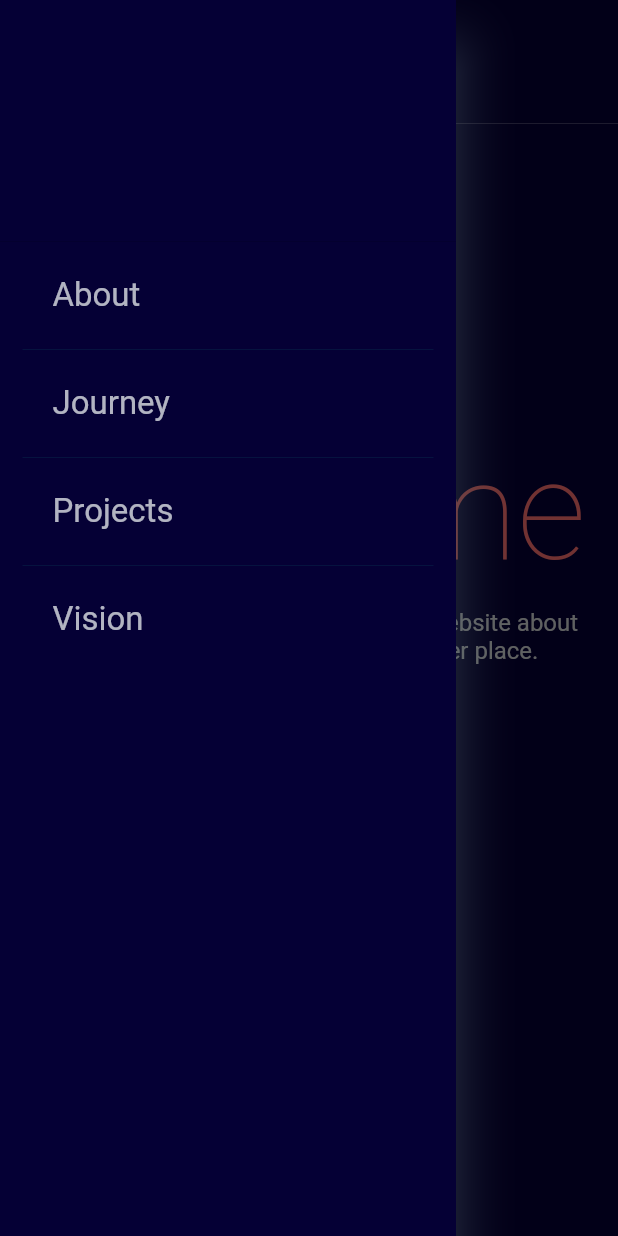
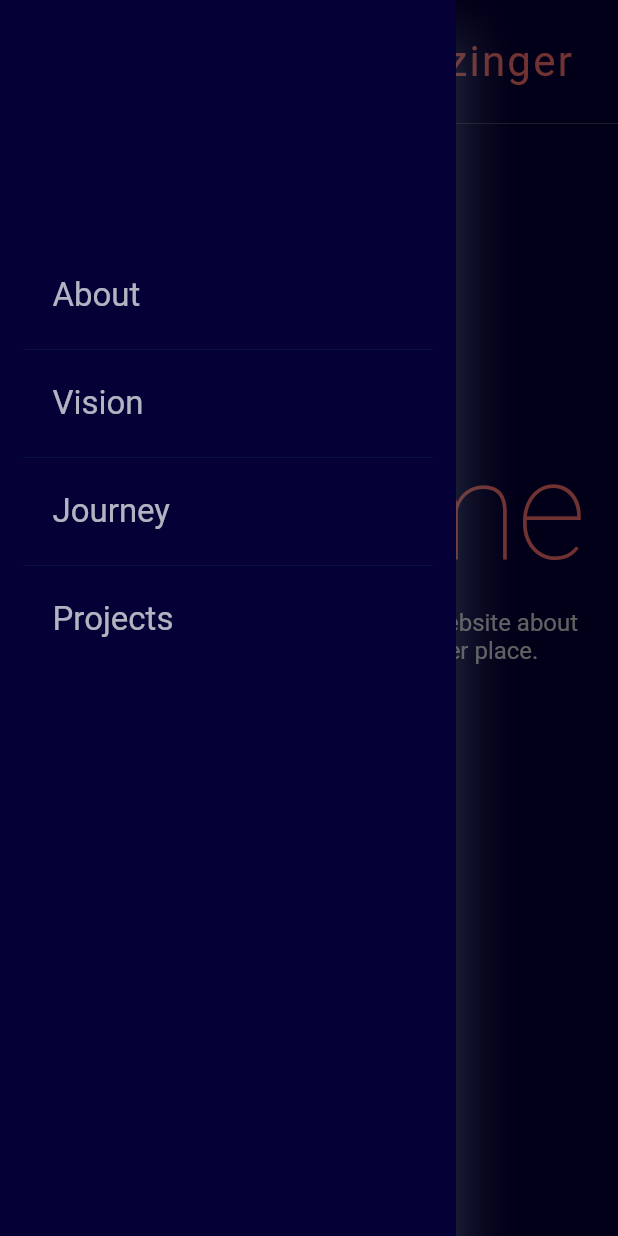
Before and after one commit to youngunand/portfolio-website, a Flutter app: the screen it shows after launch, after a tap on the "menu" icon, on a phone screen of 412 x 824 dp. Run offline on Flutter 3.47's test engine with Material 2 defaults, Android fonts, the phone set to English and light mode, and no system bars; drawn by our look-alikes of auto_size_text; our stand-ins replace timeline_tile.

```diff
--- a/lib/main.dart
+++ b/lib/main.dart
@@ -37,7 +37,8 @@ class MyApp extends StatelessWidget {
                 color: Color.fromRGBO(236, 240, 241, 0.9),
                 height: 1.6),
             bodyText2:
-                TextStyle(fontSize: 18, color: Color(0xfff76c6c), height: 1.6)),
+                TextStyle(fontSize: 18, color: Color(0xfff76c6c), height: 1.6),
+            overline: TextStyle(fontSize: 28, color: Color(0xfff76c6c))),
       ),
       home: HomeScreen(),
     );
--- a/lib/widgets/Appbar/mobile_app_bar.dart
+++ b/lib/widgets/Appbar/mobile_app_bar.dart
@@ -1,3 +1,4 @@
+import 'package:auto_size_text/auto_size_text.dart';
 import 'package:flutter/material.dart';
 import 'package:web_site_test/services/my_service.dart';
 
@@ -14,6 +15,10 @@ class MobileAppBar extends StatelessWidget {
       decoration: BoxDecoration(
           color: Theme.of(context).cardColor),
       padding: EdgeInsets.symmetric(horizontal: 20),
+      child: Stack(
+        children: [
+          Align(
+            alignment: Alignment.centerLeft,
             child: Row(
               children: [
                 IconButton(
@@ -22,13 +27,20 @@ class MobileAppBar extends StatelessWidget {
                   },
                   icon: Icon(Icons.menu),
                   color: Theme.of(context).focusColor,
-            iconSize: 29,
+                  iconSize: 35,
                 ),
                 SizedBox(
                   width: 15,
                 ),
               ],
             ),
+          ),
+           Align(alignment: Alignment.centerRight,
+          child: Container(
+            padding: EdgeInsets.symmetric(horizontal: 10),
+            child: AutoSizeText('Andreas Herzinger', style: Theme.of(context).textTheme.overline,)),),
+        ],
+      ),
     );
   }
 }
--- a/lib/widgets/Appbar/mobile_drawer.dart
+++ b/lib/widgets/Appbar/mobile_drawer.dart
@@ -15,11 +15,11 @@ class MobileDrawer extends StatelessWidget {
             DrawerHeader(child: Text('')),
             ListTile(title: Text('About', style: Theme.of(context).textTheme.headline2,),contentPadding: EdgeInsets.symmetric(horizontal: 35),),
             Divider(indent: 15, endIndent: 15, color: Theme.of(context).hoverColor,),
+            ListTile(title: Text('Vision', style: Theme.of(context).textTheme.headline2,),contentPadding: EdgeInsets.symmetric(horizontal: 35)),
+            Divider(indent: 15, endIndent: 15, color: Theme.of(context).hoverColor,),
             ListTile(title: Text('Journey', style: Theme.of(context).textTheme.headline2,),contentPadding: EdgeInsets.symmetric(horizontal: 35)),
             Divider(indent: 15, endIndent: 15, color: Theme.of(context).hoverColor,),
             ListTile(title: Text('Projects', style: Theme.of(context).textTheme.headline2,),contentPadding: EdgeInsets.symmetric(horizontal: 35)),
-            Divider(indent: 15, endIndent: 15, color: Theme.of(context).hoverColor,),
-            ListTile(title: Text('Vision', style: Theme.of(context).textTheme.headline2,),contentPadding: EdgeInsets.symmetric(horizontal: 35)),
           ],
         ),
       ),
--- a/lib/widgets/vision_page/vision_page_desktop.dart
+++ b/lib/widgets/vision_page/vision_page_desktop.dart
@@ -56,9 +56,9 @@ class DesktopVisionPage extends StatelessWidget {
               SizedBox(
                 width: 375,
                 child: AutoSizeText(
-                  '''To put it short: My Vision is to leave the world as a better place.\n
+                  '''To put it short: My Vision is to leave the world behind as a better place.\n
 When I was about 10, I was already trying to figure out how it could be possible to end poverty and world hunger. Furthermore I thought about how it would be possible to connect people from different countries, cultures, etc.\n
-These 2 principles stuck in my mind ever since they first came up, and I am trying to implement them in my private and in my working life.\n
+These 2 thoughts stuck in my mind ever since they first came up, and I am trying to implement them in my private and in my working life.\n
 I try to do that by doing what I love and what I am best at. I think a scientific mind with sharp coding skills will eventually result in innovation, therefore that's what I am trying to aquire.\n''',
                   style: Theme.of(context).textTheme.bodyText1,
                 ),
--- a/lib/widgets/vision_page/vision_page_mobile.dart
+++ b/lib/widgets/vision_page/vision_page_mobile.dart
@@ -1,3 +1,4 @@
+import 'package:auto_size_text/auto_size_text.dart';
 import 'package:flutter/material.dart';
 
 class MobileVisionPage extends StatelessWidget {
@@ -9,10 +10,53 @@ class MobileVisionPage extends StatelessWidget {
     height = MediaQuery.of(context).size.height;
     width = MediaQuery.of(context).size.width;
     return Container(
-      width: double.infinity,
-      height: height,
-      color: Colors.redAccent,
-      child: Text('Vision'),
+      width: 0.9,
+      height: 1.2 * height,
+      padding: EdgeInsets.symmetric(horizontal: 20),
+      child: Column(
+        crossAxisAlignment: CrossAxisAlignment.start,
+        children: [
+          SizedBox(
+            height: 60,
+          ),
+          Row(
+            mainAxisAlignment: MainAxisAlignment.spaceBetween,
+            children: [
+              Text(
+                '2. Vision',
+                style: Theme.of(context).textTheme.subtitle2,
+                textAlign: TextAlign.start,
+              ),
+              Container(
+              width: 100,
+              decoration: BoxDecoration(
+                  gradient: RadialGradient(colors: [
+                Theme.of(context).focusColor,
+                Theme.of(context).cardColor,
+              ], radius: 0.4, center: Alignment(0, -0.22))),
+              child: Icon(
+                Icons.lightbulb_outline_rounded,
+                size: 100,
+                color: Theme.of(context).focusColor,
+              )),
+            ],
+          ),
+          SizedBox(
+            height: 15,
+          ),
+          SizedBox(
+            width: width,
+            child: AutoSizeText(
+              '''To put it short: My Vision is to leave the world behind as a better place.\n
+When I was about 10, I was already trying to figure out how it could be possible to end poverty and world hunger. Furthermore I thought about how it would be possible to connect people from different countries, cultures, etc.\n
+These 2 thoughts stuck in my mind ever since they first came up, and I am trying to implement them in my private and in my working life.\n
+I try to do that by doing what I love and what I am best at. I think a scientific mind with sharp coding skills will eventually result in innovation, therefore that's what I am trying to aquire.\n''',
+              style: Theme.of(context).textTheme.bodyText1,
+            ),
+          ),
+
+        ],
+      ),
     );
   }
 }
```
Also changed, not shown: lib/widgets/Appbar/desktop_app_bar.dart (+28 -10 lines), lib/widgets/project_page/project_page_desktop.dart (+28 -5 lines), assets/firebase.png (added). Lines whose indentation alone changed are shown as unchanged.
